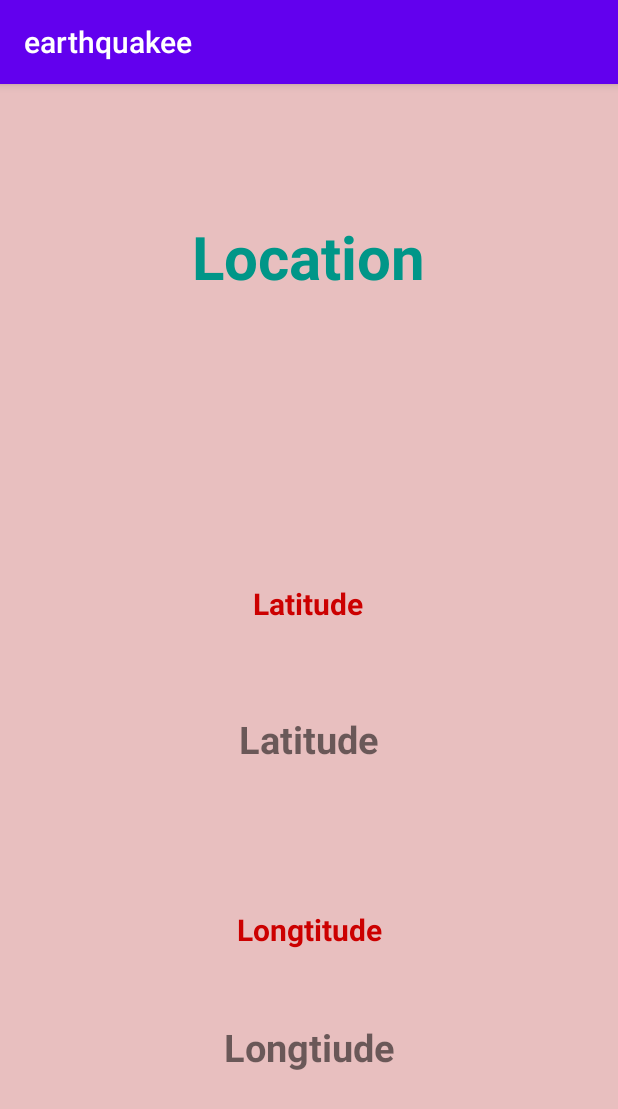
After one commit to ahmtkrks/earthquakee, an Android app: the fragment FragmentInformation shown on its own in the app's theme, on a phone screen of 412 x 824 dp. The commit adds this screen. Shown: the top 1109 px of the screen. Run offline under Robolectric (Android 15) with nearby library versions, the phone set to English and light mode, and no system bars; our stand-ins replace Firebase (no records; nobody signed in at launch, a user with empty details on screens opened directly); 2 statements that could not run were skipped.

Commit message:
location commit
add location

```diff
--- /dev/null
+++ b/app/src/main/java/com/example/earthquakee/Fragment/FragmentInformation.java
@@ -0,0 +1,66 @@
+package com.example.earthquakee.Fragment;
+
+import android.annotation.SuppressLint;
+import android.os.Bundle;
+import android.view.LayoutInflater;
+import android.view.View;
+import android.view.ViewGroup;
+import android.widget.TextView;
+
+import androidx.fragment.app.Fragment;
+import androidx.fragment.app.FragmentManager;
+import androidx.fragment.app.FragmentTransaction;
+
+import com.example.earthquakee.Adapter.EqAdapter;
+import com.example.earthquakee.Model.Users;
+import com.example.earthquakee.R;
+import com.google.firebase.auth.FirebaseAuth;
+import com.google.firebase.firestore.FirebaseFirestore;
+
+import org.w3c.dom.Text;
+
+import java.util.List;
+
+public class FragmentInformation extends Fragment {
+    public TextView latitude;
+    public TextView longtiude;
+
+
+
+    @SuppressLint("MissingInflatedId")
+    @Override
+    public View onCreateView(LayoutInflater inflater, ViewGroup container, Bundle savedInstanceState) {
+        View rootView = inflater.inflate(R.layout.fragment_information, container, false);
+
+
+        latitude =rootView.findViewById(R.id.latitude);
+        longtiude=rootView.findViewById(R.id.longtiude);
+
+        latitude.setText(getArguments().getString("latitude"));
+        longtiude.setText(getArguments().getString("longtiude"));
+
+
+
+        final FragmentManager fragmentManager = getFragmentManager();
+
+        FragmentTransaction fragmentTransaction = fragmentManager.beginTransaction();
+
+        fragmentTransaction.addToBackStack(null);
+
+        fragmentTransaction.commit();
+
+
+
+
+        return rootView;
+
+
+
+
+
+
+    }
+
+
+
+}
--- a/app/src/main/java/com/example/earthquakee/Fragment/FragmentLogin.java
+++ b/app/src/main/java/com/example/earthquakee/Fragment/FragmentLogin.java
@@ -88,7 +88,9 @@ public class FragmentLogin extends Fragment {
                             FragmentUsers fragmentUsers = new FragmentUsers();
                             FragmentManager fm = getFragmentManager();
                             FragmentTransaction ft = fm.beginTransaction();
-                            ft.replace(R.id.fragmentHolder, fragmentUsers);
+                            ft.replace(R.id.fragmentHolder, fragmentUsers,"Fragment Users");
+
+                            ft.addToBackStack(null);
                             ft.commit();
 
 
@@ -119,7 +121,7 @@ public class FragmentLogin extends Fragment {
                 }).addOnFailureListener(getActivity(), new OnFailureListener() {
                     @Override
                     public void onFailure(@NonNull Exception e) {
-                        Toast.makeText(requireContext(), e.getMessage(), Toast.LENGTH_SHORT).show();
+                       // Toast.makeText(requireContext(), e.getMessage(), Toast.LENGTH_SHORT).show();
                     }
                 });
     }
--- a/app/src/main/java/com/example/earthquakee/Fragment/FragmentUsers.java
+++ b/app/src/main/java/com/example/earthquakee/Fragment/FragmentUsers.java
@@ -80,7 +80,7 @@ public class FragmentUsers extends Fragment {
                         mUsersList.add(mModelUSer);
                     }
 
-                    eqAdapter = new EqAdapter(requireContext(), mUsersList);
+                    eqAdapter = new EqAdapter(getActivity(), mUsersList);
                     rv.setAdapter(eqAdapter);
                 }
 
--- /dev/null
+++ b/app/src/main/res/layout/fragment_information.xml
@@ -0,0 +1,77 @@
+<?xml version="1.0" encoding="utf-8"?>
+<androidx.constraintlayout.widget.ConstraintLayout xmlns:android="http://schemas.android.com/apk/res/android"
+    xmlns:app="http://schemas.android.com/apk/res-auto"
+    xmlns:tools="http://schemas.android.com/tools"
+    android:layout_width="match_parent"
+    android:layout_height="match_parent"
+    android:background="#E8BFBF">
+
+    <TextView
+        android:id="@+id/textView"
+        android:layout_width="wrap_content"
+        android:layout_height="wrap_content"
+        android:layout_marginTop="88dp"
+        android:text="Location"
+        android:textColor="#009688"
+        android:textSize="40sp"
+        android:textStyle="bold"
+        app:layout_constraintEnd_toEndOf="parent"
+        app:layout_constraintHorizontal_bias="0.498"
+        app:layout_constraintStart_toStartOf="parent"
+        app:layout_constraintTop_toTopOf="parent" />
+
+    <TextView
+        android:id="@+id/textView3"
+        android:layout_width="wrap_content"
+        android:layout_height="wrap_content"
+        android:text="Latitude"
+        android:textColor="@android:color/holo_red_dark"
+        android:textSize="20sp"
+        android:textStyle="bold"
+        app:layout_constraintBottom_toTopOf="@+id/textView2"
+        app:layout_constraintEnd_toEndOf="parent"
+        app:layout_constraintHorizontal_bias="0.498"
+        app:layout_constraintStart_toStartOf="parent"
+        app:layout_constraintTop_toBottomOf="@+id/textView" />
+
+    <TextView
+        android:id="@+id/textView2"
+        android:layout_width="wrap_content"
+        android:layout_height="wrap_content"
+        android:text="Longtitude"
+        android:textColor="@android:color/holo_red_dark"
+        android:textSize="20sp"
+        android:textStyle="bold"
+        app:layout_constraintBottom_toBottomOf="parent"
+        app:layout_constraintEnd_toEndOf="parent"
+        app:layout_constraintStart_toStartOf="parent"
+        app:layout_constraintTop_toBottomOf="@+id/textView3" />
+
+    <TextView
+        android:id="@+id/latitude"
+        android:layout_width="wrap_content"
+        android:layout_height="wrap_content"
+        android:layout_marginTop="59dp"
+        android:text="Latitude"
+        android:textSize="25sp"
+        android:textStyle="bold"
+        app:layout_constraintEnd_toEndOf="parent"
+        app:layout_constraintHorizontal_bias="0.5"
+        app:layout_constraintStart_toStartOf="parent"
+        app:layout_constraintTop_toBottomOf="@+id/textView3" />
+
+    <TextView
+        android:id="@+id/longtiude"
+        android:layout_width="wrap_content"
+        android:layout_height="wrap_content"
+        android:layout_marginTop="47dp"
+        android:text="Longtiude"
+        android:textSize="25sp"
+        android:textStyle="bold"
+        app:layout_constraintEnd_toEndOf="parent"
+        app:layout_constraintHorizontal_bias="0.5"
+        app:layout_constraintStart_toStartOf="parent"
+        app:layout_constraintTop_toBottomOf="@+id/textView2" />
+
+
+</androidx.constraintlayout.widget.ConstraintLayout>
```
Also changed, not shown: app/src/main/java/com/example/earthquakee/API/ApiClient.java (+5 -5 lines), app/src/main/java/com/example/earthquakee/Adapter/EqAdapter.java (+29 -2 lines), app/src/main/java/com/example/earthquakee/Fragment/FragmentSign.java (+15 -3 lines), app/src/main/java/com/example/earthquakee/MainActivity.java (+93 -2 lines), app/src/main/java/com/example/earthquakee/Model/Users.java (+23 -3 lines), app/src/main/java/com/example/earthquakee/SplashActivity.java (+16 -47 lines).
